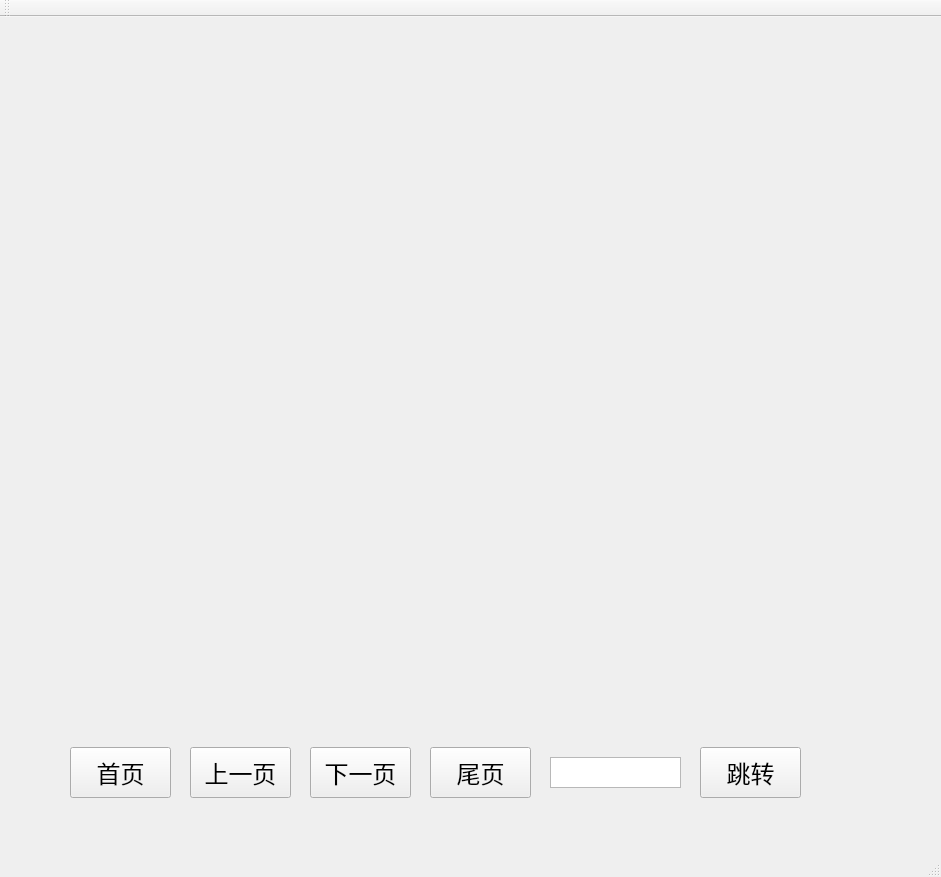
This is picstore/mainwindow.ui in Godsavelain/PicStore as Qt 5 draws it before an edit. The edited form follows.
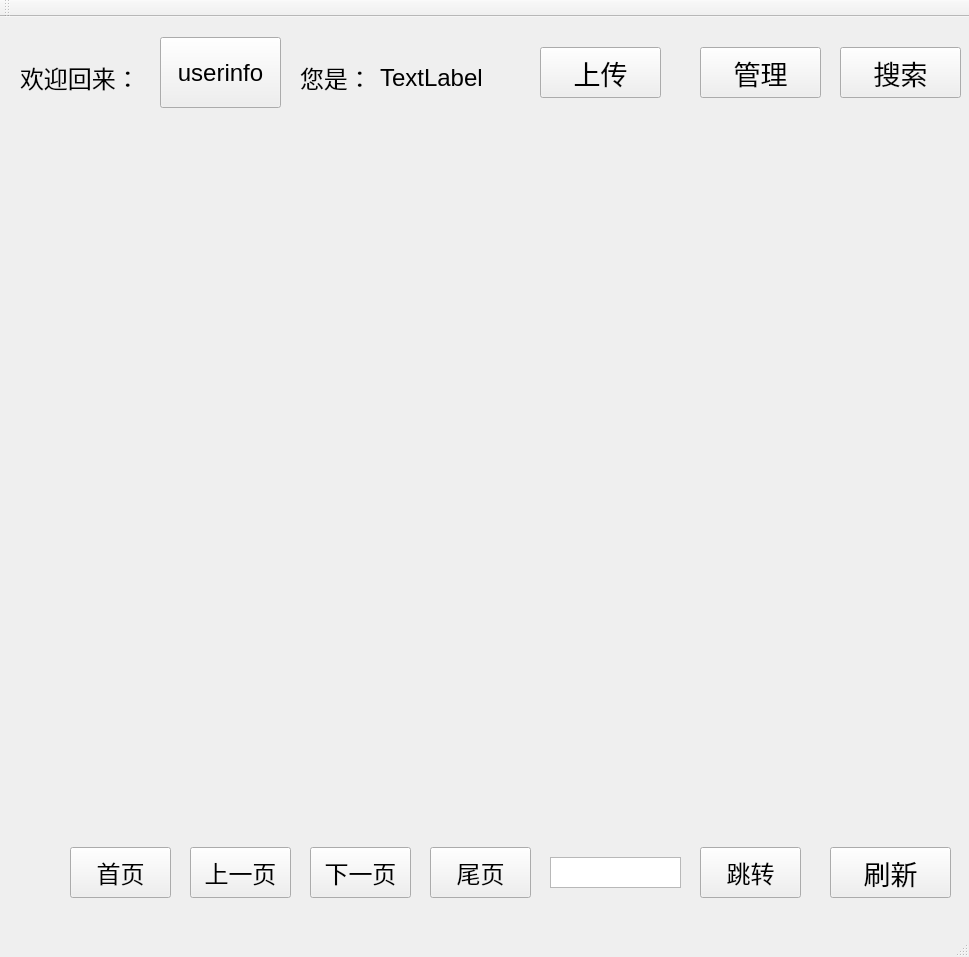
This is the edited form.

Patch:
```diff
--- a/picstore/mainwindow.ui
+++ b/picstore/mainwindow.ui
@@ -6,8 +6,8 @@
    <rect>
     <x>0</x>
     <y>0</y>
-    <width>941</width>
-    <height>877</height>
+    <width>969</width>
+    <height>957</height>
    </rect>
   </property>
   <property name="windowTitle">
@@ -18,9 +18,9 @@
     <property name="geometry">
      <rect>
       <x>70</x>
-      <y>50</y>
+      <y>100</y>
       <width>791</width>
-      <height>661</height>
+      <height>711</height>
      </rect>
     </property>
     <layout class="QHBoxLayout" name="pHBoxLayout"/>
@@ -29,7 +29,7 @@
     <property name="geometry">
      <rect>
       <x>70</x>
-      <y>730</y>
+      <y>830</y>
       <width>101</width>
       <height>51</height>
      </rect>
@@ -48,7 +48,7 @@
     <property name="geometry">
      <rect>
       <x>310</x>
-      <y>730</y>
+      <y>830</y>
       <width>101</width>
       <height>51</height>
      </rect>
@@ -67,7 +67,7 @@
     <property name="geometry">
      <rect>
       <x>430</x>
-      <y>730</y>
+      <y>830</y>
       <width>101</width>
       <height>51</height>
      </rect>
@@ -86,7 +86,7 @@
     <property name="geometry">
      <rect>
       <x>190</x>
-      <y>730</y>
+      <y>830</y>
       <width>101</width>
       <height>51</height>
      </rect>
@@ -105,7 +105,7 @@
     <property name="geometry">
      <rect>
       <x>550</x>
-      <y>740</y>
+      <y>840</y>
       <width>131</width>
       <height>31</height>
      </rect>
@@ -115,7 +115,7 @@
     <property name="geometry">
      <rect>
       <x>700</x>
-      <y>730</y>
+      <y>830</y>
       <width>101</width>
       <height>51</height>
      </rect>
@@ -130,6 +130,161 @@
      <string>跳转</string>
     </property>
    </widget>
+   <widget class="QPushButton" name="user_info">
+    <property name="geometry">
+     <rect>
+      <x>160</x>
+      <y>20</y>
+      <width>121</width>
+      <height>71</height>
+     </rect>
+    </property>
+    <property name="font">
+     <font>
+      <family>Arial</family>
+      <pointsize>18</pointsize>
+     </font>
+    </property>
+    <property name="cursor">
+     <cursorShape>OpenHandCursor</cursorShape>
+    </property>
+    <property name="text">
+     <string>userinfo</string>
+    </property>
+   </widget>
+   <widget class="QLabel" name="label">
+    <property name="geometry">
+     <rect>
+      <x>20</x>
+      <y>40</y>
+      <width>131</width>
+      <height>41</height>
+     </rect>
+    </property>
+    <property name="font">
+     <font>
+      <family>Arial</family>
+      <pointsize>18</pointsize>
+     </font>
+    </property>
+    <property name="text">
+     <string>欢迎回来：</string>
+    </property>
+   </widget>
+   <widget class="QLabel" name="label_2">
+    <property name="geometry">
+     <rect>
+      <x>300</x>
+      <y>40</y>
+      <width>81</width>
+      <height>41</height>
+     </rect>
+    </property>
+    <property name="font">
+     <font>
+      <family>Arial</family>
+      <pointsize>18</pointsize>
+     </font>
+    </property>
+    <property name="text">
+     <string>您是：</string>
+    </property>
+   </widget>
+   <widget class="QLabel" name="user_type">
+    <property name="geometry">
+     <rect>
+      <x>380</x>
+      <y>40</y>
+      <width>141</width>
+      <height>41</height>
+     </rect>
+    </property>
+    <property name="font">
+     <font>
+      <family>Arial</family>
+      <pointsize>18</pointsize>
+     </font>
+    </property>
+    <property name="text">
+     <string>TextLabel</string>
+    </property>
+   </widget>
+   <widget class="QPushButton" name="upload">
+    <property name="geometry">
+     <rect>
+      <x>540</x>
+      <y>30</y>
+      <width>121</width>
+      <height>51</height>
+     </rect>
+    </property>
+    <property name="font">
+     <font>
+      <family>Arial</family>
+      <pointsize>20</pointsize>
+     </font>
+    </property>
+    <property name="text">
+     <string>上传</string>
+    </property>
+   </widget>
+   <widget class="QPushButton" name="manage">
+    <property name="geometry">
+     <rect>
+      <x>700</x>
+      <y>30</y>
+      <width>121</width>
+      <height>51</height>
+     </rect>
+    </property>
+    <property name="font">
+     <font>
+      <family>Arial</family>
+      <pointsize>20</pointsize>
+     </font>
+    </property>
+    <property name="text">
+     <string>管理</string>
+    </property>
+   </widget>
+   <widget class="QPushButton" name="search">
+    <property name="geometry">
+     <rect>
+      <x>840</x>
+      <y>30</y>
+      <width>121</width>
+      <height>51</height>
+     </rect>
+    </property>
+    <property name="font">
+     <font>
+      <family>Arial</family>
+      <pointsize>20</pointsize>
+     </font>
+    </property>
+    <property name="text">
+     <string>搜索</string>
+    </property>
+   </widget>
+   <widget class="QPushButton" name="flush">
+    <property name="geometry">
+     <rect>
+      <x>830</x>
+      <y>830</y>
+      <width>121</width>
+      <height>51</height>
+     </rect>
+    </property>
+    <property name="font">
+     <font>
+      <family>Arial</family>
+      <pointsize>20</pointsize>
+     </font>
+    </property>
+    <property name="text">
+     <string>刷新</string>
+    </property>
+   </widget>
   </widget>
   <widget class="QMenuBar" name="menuBar">
    <property name="geometry">
```
Left out of the diff: 2 changed lines with no effect on the pictures.
